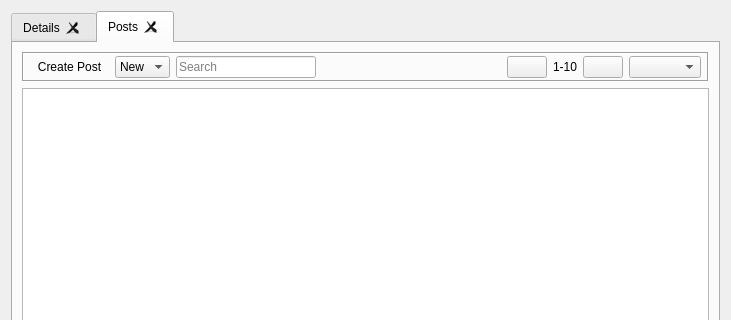
Qt form retroshare-gui/src/gui/Posted/PostedListWidgetWithModel.ui (RetroShare/RetroShare) before a commit; both pictures show x 0 to 731 and y 0 to 320 of the 731 by 593 pixel window.
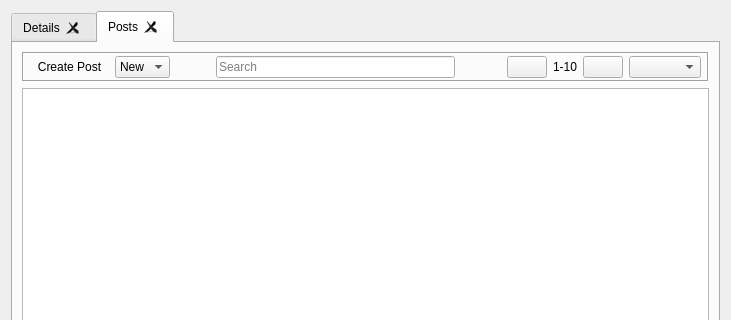
The same form after that commit. The open tabs and pages were chosen to show the change. Icons and pictures are not drawn. Custom widgets are drawn as their Qt base class.

Commit message: Fixing issue with Search field on boards to get visible the ID

The edit to the form file:
```diff
--- a/retroshare-gui/src/gui/Posted/PostedListWidgetWithModel.ui
+++ b/retroshare-gui/src/gui/Posted/PostedListWidgetWithModel.ui
@@ -460,18 +460,14 @@
             </item>
            </widget>
           </item>
-          <item>
-           <widget class="LineEditClear" name="filter_LE">
-            <property name="placeholderText">
-             <string>Search</string>
-            </property>
-           </widget>
-          </item>
           <item>
            <spacer name="horizontalSpacer_2">
             <property name="orientation">
              <enum>Qt::Horizontal</enum>
             </property>
+            <property name="sizeType">
+             <enum>QSizePolicy::Minimum</enum>
+            </property>
             <property name="sizeHint" stdset="0">
              <size>
               <width>40</width>
@@ -480,6 +476,13 @@
             </property>
            </spacer>
           </item>
+          <item>
+           <widget class="LineEditClear" name="filter_LE">
+            <property name="placeholderText">
+             <string>Search</string>
+            </property>
+           </widget>
+          </item>
           <item>
            <layout class="QHBoxLayout" name="horizontalLayout_2">
             <property name="spacing">
```
